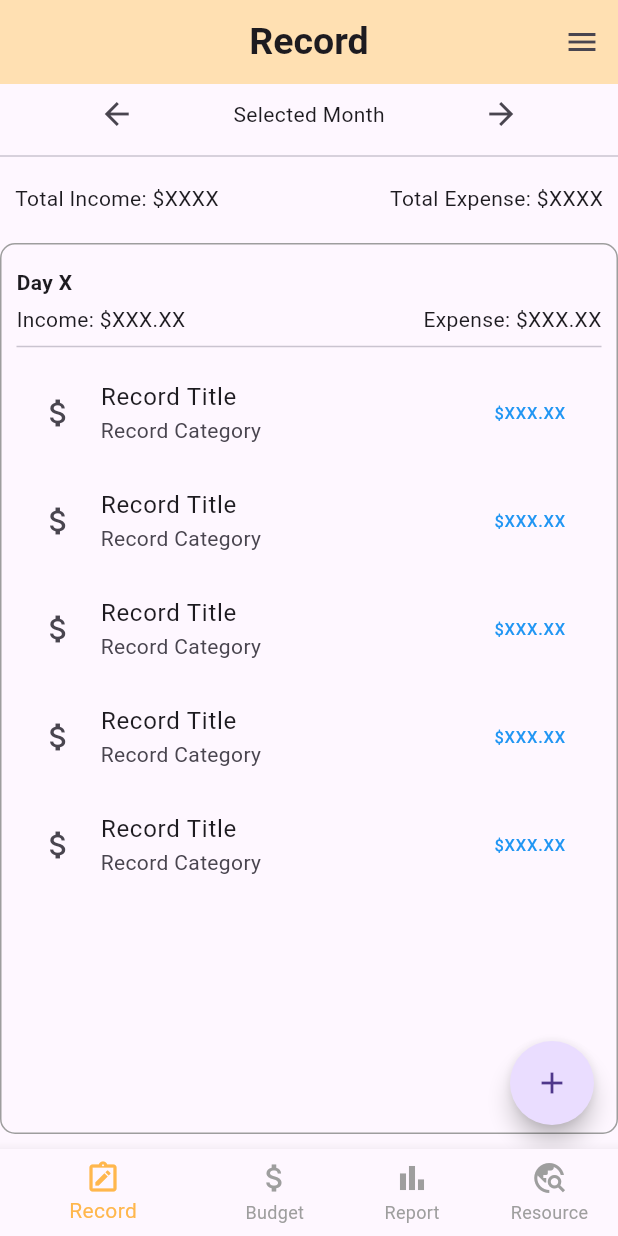
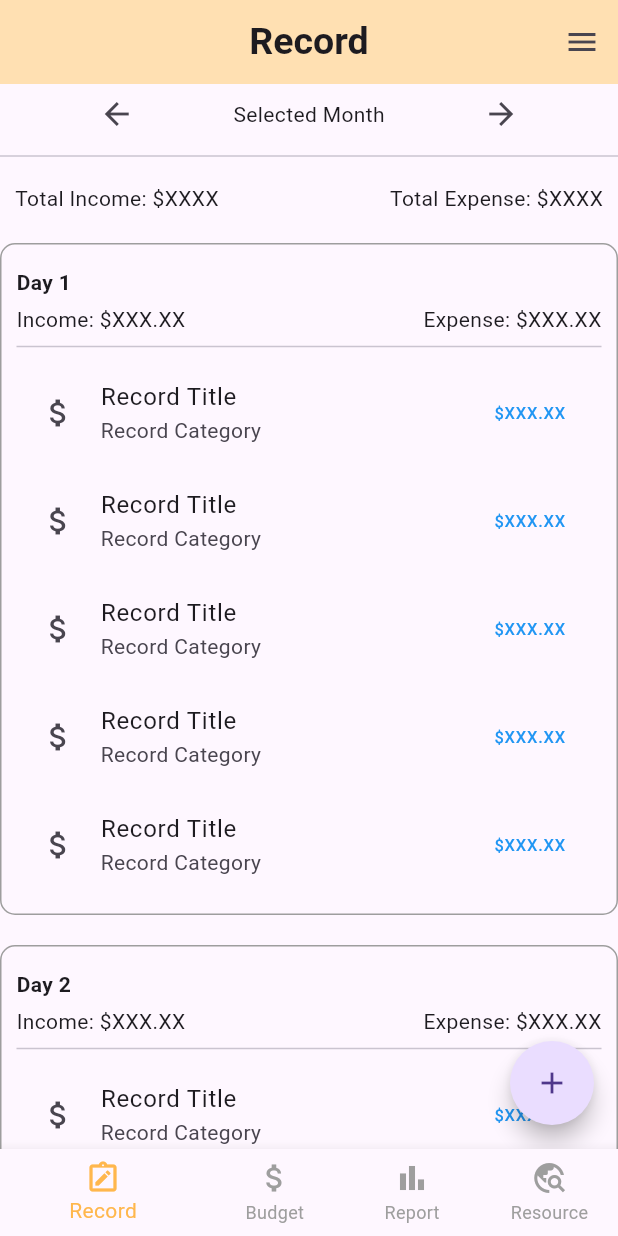
Before and after one commit to xinqikhong/FinalYearProject-MoneyMinder, a Flutter app: the screen it shows after launch, on a phone screen of 412 x 824 dp. Run offline on Flutter 3.47's test engine with Material 3 defaults, Android fonts, the phone set to English and light mode, and no system bars; our stand-ins replace fluttertoast, logger, shared_preferences; missing offline and left inert: ndialog.

Commit message:
Update tabrecordscreen.dart

```diff
--- a/stix3923/mypfm/lib/view/tabrecordscreen.dart
+++ b/stix3923/mypfm/lib/view/tabrecordscreen.dart
@@ -51,7 +51,30 @@ class _TabRecordScreenState extends State<TabRecordScreen> {
           ),
           // Record list
           Expanded(
-              child: Container(
+            child: ListView.builder(
+              itemCount: 5, // Replace with actual number of days in a month
+              itemBuilder: (context, index) {
+                return _buildDailyRecord(index);
+              },
+            ),
+          ),
+        ],
+      ),
+      floatingActionButton: FloatingActionButton(
+        onPressed: () {
+          // Add record logic
+        },
+        child: Icon(Icons.add),
+        tooltip: "Add Record",
+        shape: RoundedRectangleBorder(
+          borderRadius: BorderRadius.circular(30), // Adjust the value as needed
+        ),
+      ),
+    );
+  }
+
+  Widget _buildDailyRecord(int index) {
+    return Container(
       padding: EdgeInsets.all(10),
       margin: EdgeInsets.symmetric(vertical: 10),
       decoration: BoxDecoration(
@@ -66,17 +89,15 @@ class _TabRecordScreenState extends State<TabRecordScreen> {
             Padding(
               padding: EdgeInsets.symmetric(vertical: 5),
               child: Text(
-                      'Day X', // Replace with actual day
+                'Day ${index + 1}', // Replace with actual day
                 style: TextStyle(fontWeight: FontWeight.bold),
               ),
             ),
             Row(
               mainAxisAlignment: MainAxisAlignment.spaceBetween,
               children: [
-                      Text(
-                          'Income: \$XXX.XX'), // Replace with actual total income
-                      Text(
-                          'Expense: \$XXX.XX'), // Replace with actual total expense
+                Text('Income: \$XXX.XX'), // Replace with actual total income
+                Text('Expense: \$XXX.XX'), // Replace with actual total expense
               ],
             ),
             Divider(), // Divider between totals and records
@@ -88,8 +109,8 @@ class _TabRecordScreenState extends State<TabRecordScreen> {
               itemBuilder: (context, index) {
                 return ListTile(
                   leading: Icon(Icons.attach_money),
-                        title: Text(
-                            'Record Title'), // Replace with actual record title
+                  title:
+                      Text('Record Title'), // Replace with actual record title
                   subtitle: Text(
                       'Record Category'), // Replace with actual record category
                   trailing: Text(
@@ -107,19 +128,6 @@ class _TabRecordScreenState extends State<TabRecordScreen> {
           ],
         ),
       ),
-          )),
-        ],
-      ),
-      floatingActionButton: FloatingActionButton(
-        onPressed: () {
-          // Add record logic
-        },
-        child: Icon(Icons.add),
-        tooltip: "Add Record",
-        shape: RoundedRectangleBorder(
-          borderRadius: BorderRadius.circular(30), // Adjust the value as needed
-        ),
-      ),
     );
   }
 }
```
Lines whose indentation alone changed are shown as unchanged.
